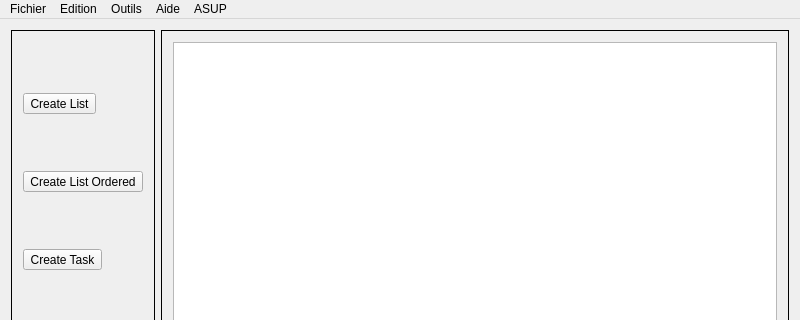
First picture: the form in UI/mainwindow.ui, repository guiguilalane/Taskinator, before the edit; both pictures show x 0 to 800 and y 0 to 320 of the 800 by 600 pixel window.
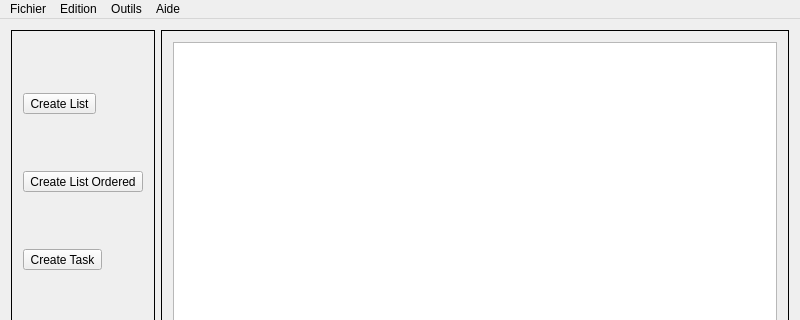
Second picture: the form after the edit. Icons and pictures are not drawn.

The edit to the form file:
```diff
--- a/UI/mainwindow.ui
+++ b/UI/mainwindow.ui
@@ -246,17 +246,10 @@
     </property>
     <addaction name="actionAbout"/>
    </widget>
-   <widget class="QMenu" name="menuASUP">
-    <property name="title">
-     <string>ASUP</string>
-    </property>
-    <addaction name="actionPlop"/>
-   </widget>
    <addaction name="menuFichier"/>
    <addaction name="menuEdition"/>
    <addaction name="menuOutils"/>
    <addaction name="menuAide"/>
-   <addaction name="menuASUP"/>
   </widget>
   <widget class="QStatusBar" name="statusBar"/>
   <action name="actionNouveau">
```
Left out of the diff: 5 changed lines with no effect on the pictures.
